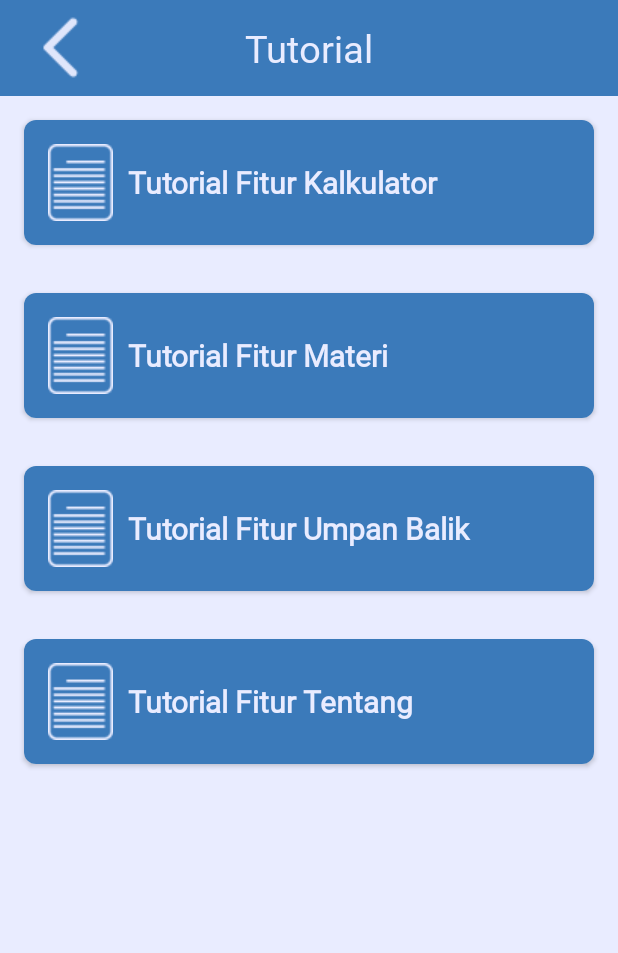
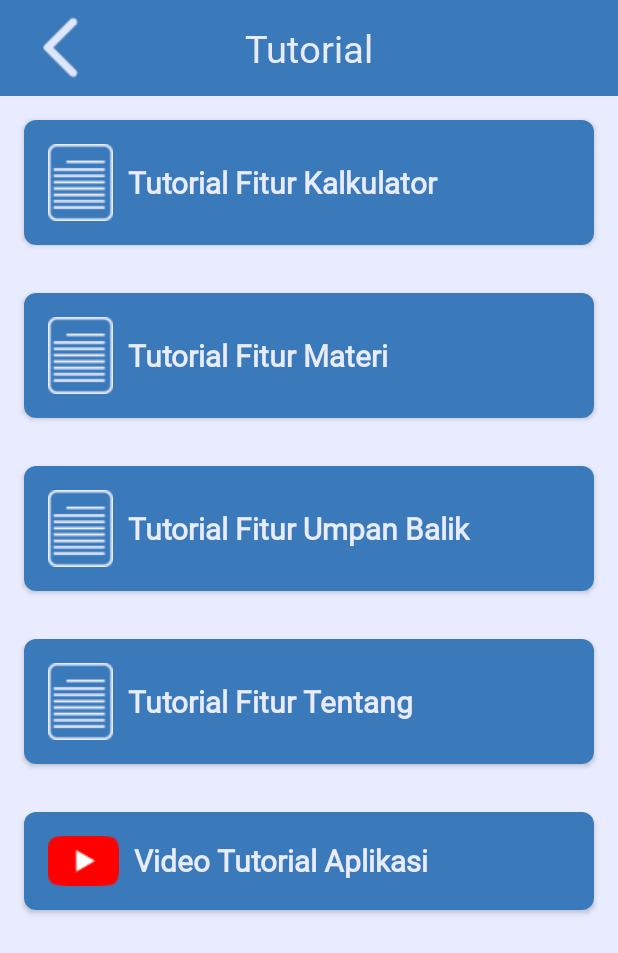
Before and after one commit to ArfanPrihardiansyah/AlmirathKalkulator, an Android app: the DaftarTutorialActivity screen opened directly, with no data from a screen before it, on a phone screen of 412 x 824 dp. Shown: the top 953 px of the screen. Run offline under Robolectric (Android 15) with nearby library versions, the phone set to English and light mode, and no system bars; 1 statement that could not run was skipped.

Commit message:
Membuat Button Video Tutorial Aplikasi

```diff
--- a/app/src/main/java/com/example/almirathkalkulator/DaftarTutorialActivity.kt
+++ b/app/src/main/java/com/example/almirathkalkulator/DaftarTutorialActivity.kt
@@ -1,6 +1,7 @@
 package com.example.almirathkalkulator
 
 import android.content.Intent
+import android.net.Uri
 import androidx.appcompat.app.AppCompatActivity
 import android.os.Bundle
 import android.view.View
@@ -46,5 +47,22 @@ class DaftarTutorialActivity : AppCompatActivity() {
             intent.putExtra("tutorial", "tutorial4")
             startActivity(intent)
         }
+        binding.tutorial5.setOnClickListener {
+            openYouTubeVideo()
+        }
+    }
+    fun openYouTubeVideo() {
+        val videoId = "mz67QnStdD8"
+
+        val intentApp = Intent(Intent.ACTION_VIEW, Uri.parse("vnd.youtube:$videoId"))
+        val intentWeb = Intent(Intent.ACTION_VIEW, Uri.parse("http://www.youtube.com/watch?v=$videoId"))
+
+        // Memeriksa apakah aplikasi YouTube terinstall
+        if (intentApp.resolveActivity(packageManager) != null) {
+            startActivity(intentApp)
+        } else {
+            // Jika tidak terinstall, buka YouTube melalui browser
+            startActivity(intentWeb)
+        }
     }
 }
--- a/app/src/main/res/layout/activity_daftar_tutorial.xml
+++ b/app/src/main/res/layout/activity_daftar_tutorial.xml
@@ -31,13 +31,11 @@
                     android:padding="16dp"
                     android:background="@color/primaryColor">
                     <ImageView
-                        android:id="@+id/logo_materi1"
                         android:layout_width="wrap_content"
                         android:layout_height="wrap_content"
                         android:layout_gravity="center"
                         android:src="@drawable/logo_materi" />
                     <TextView
-                        android:id="@+id/materi1"
                         android:layout_width="match_parent"
                         android:layout_height="wrap_content"
                         android:text="Tutorial Fitur Kalkulator"
@@ -62,13 +60,11 @@
                     android:padding="16dp"
                     android:background="@color/primaryColor">
                     <ImageView
-                        android:id="@+id/logo_materi2"
                         android:layout_width="wrap_content"
                         android:layout_height="wrap_content"
                         android:layout_gravity="center"
                         android:src="@drawable/logo_materi" />
                     <TextView
-                        android:id="@+id/materi2"
                         android:layout_width="match_parent"
                         android:layout_height="wrap_content"
                         android:text="Tutorial Fitur Materi"
@@ -93,13 +89,11 @@
                     android:padding="16dp"
                     android:background="@color/primaryColor">
                     <ImageView
-                        android:id="@+id/logo_materi3"
                         android:layout_width="wrap_content"
                         android:layout_height="wrap_content"
                         android:layout_gravity="center"
                         android:src="@drawable/logo_materi" />
                     <TextView
-                        android:id="@+id/materi3"
                         android:layout_width="match_parent"
                         android:layout_height="wrap_content"
                         android:text="Tutorial Fitur Umpan Balik"
@@ -124,16 +118,43 @@
                     android:padding="16dp"
                     android:background="@color/primaryColor">
                     <ImageView
-                        android:id="@+id/logo_materi4"
                         android:layout_width="wrap_content"
                         android:layout_height="wrap_content"
                         android:layout_gravity="center"
                         android:src="@drawable/logo_materi" />
                     <TextView
-                        android:id="@+id/materi4"
                         android:layout_width="match_parent"
                         android:layout_height="wrap_content"
                         android:text="Tutorial Fitur Tentang"
+                        android:textColor="@color/white"
+                        android:textStyle="bold"
+                        android:layout_gravity="center"
+                        android:layout_marginLeft="10dp"
+                        android:textSize="20sp"
+                        android:fontFamily="@font/lato_heavy" />
+                </LinearLayout>
+            </androidx.cardview.widget.CardView>
+            <androidx.cardview.widget.CardView
+                android:id="@+id/tutorial5"
+                android:layout_width="match_parent"
+                android:layout_height="wrap_content"
+                android:layout_margin="16dp"
+                app:cardCornerRadius="8dp">
+                <LinearLayout
+                    android:layout_width="match_parent"
+                    android:layout_height="wrap_content"
+                    android:orientation="horizontal"
+                    android:padding="16dp"
+                    android:background="@color/primaryColor">
+                    <ImageView
+                        android:layout_width="wrap_content"
+                        android:layout_height="wrap_content"
+                        android:layout_gravity="center"
+                        android:src="@drawable/youtube_logo" />
+                    <TextView
+                        android:layout_width="match_parent"
+                        android:layout_height="wrap_content"
+                        android:text="Video Tutorial Aplikasi"
                         android:textColor="@color/white"
                         android:textStyle="bold"
                         android:layout_gravity="center"
```
Also changed, not shown: app/src/main/res/drawable/youtube_logo.png (added).
